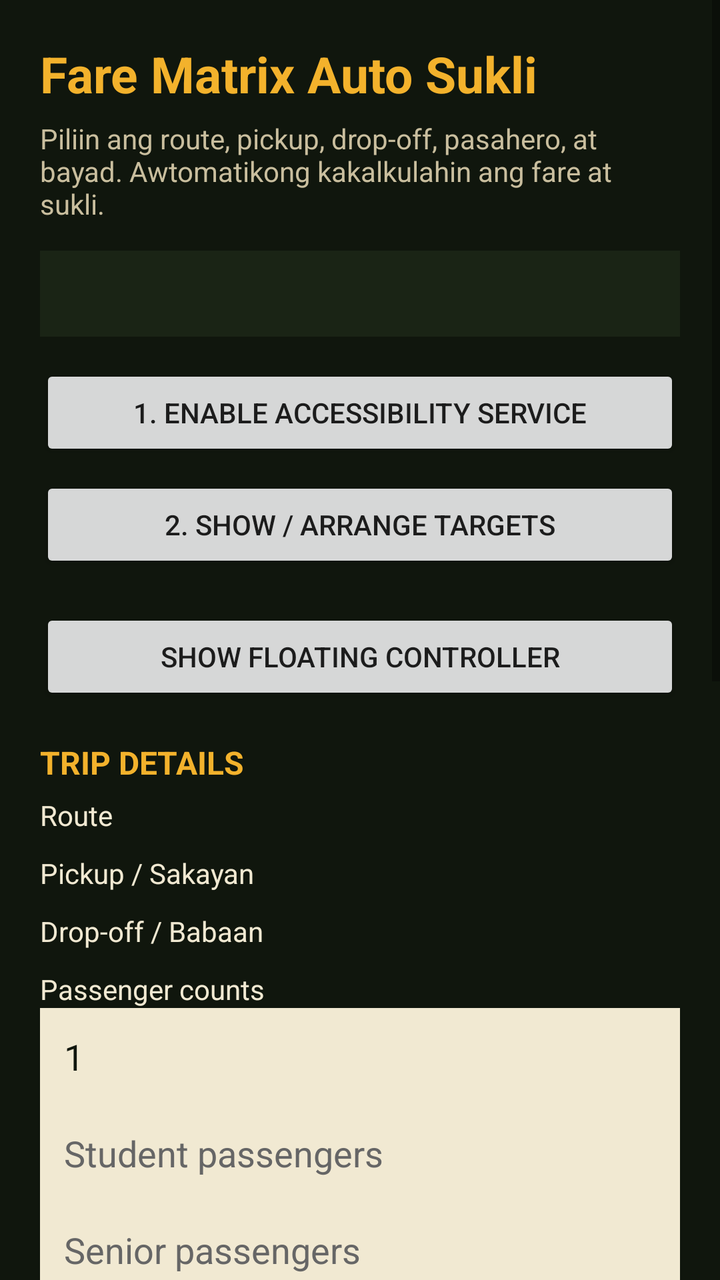
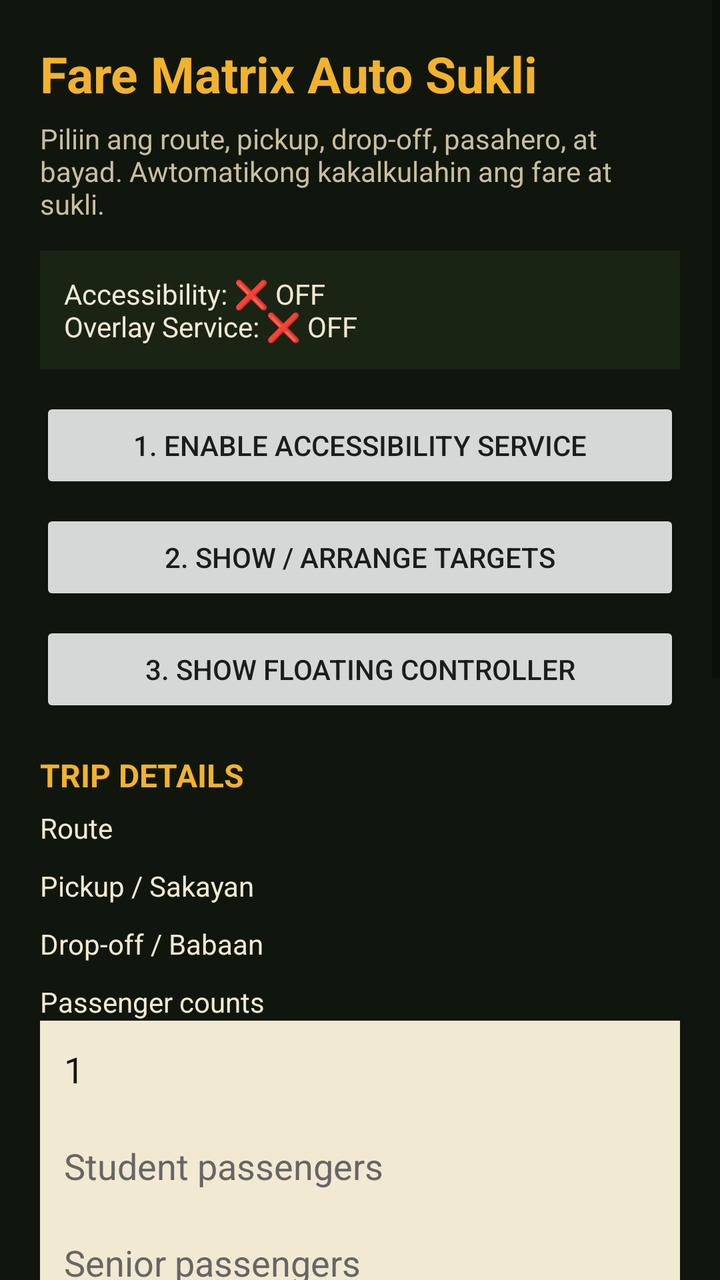

Two renders of the same Android screen: before a commit and after it. Below are the layout's source before the change and the commit's diff.
<!-- AndroidManifest.xml: application theme Theme.AppCompat.DayNight -->
<!-- res/layout/activity_main.xml -->
<?xml version="1.0" encoding="utf-8"?>
<ScrollView xmlns:android="http://schemas.android.com/apk/res/android"
    android:layout_width="match_parent"
    android:layout_height="match_parent"
    android:background="#10160D"
    android:fillViewport="true">

    <LinearLayout
        android:layout_width="match_parent"
        android:layout_height="wrap_content"
        android:orientation="vertical"
        android:padding="20dp">

        <TextView
            android:layout_width="wrap_content"
            android:layout_height="wrap_content"
            android:text="Fare Matrix Auto Sukli"
            android:textColor="#F3B22C"
            android:textSize="25sp"
            android:textStyle="bold"
            android:layout_marginBottom="6dp" />

        <TextView
            android:layout_width="match_parent"
            android:layout_height="wrap_content"
            android:text="Piliin ang route, pickup, drop-off, pasahero, at bayad. Awtomatikong kakalkulahin ang fare at sukli."
            android:textColor="#C9BE9E"
            android:textSize="14sp"
            android:layout_marginBottom="14dp" />

        <TextView
            android:id="@+id/statusText"
            android:layout_width="match_parent"
            android:layout_height="wrap_content"
            android:textColor="#F1E9D2"
            android:textSize="14sp"
            android:padding="12dp"
            android:background="#1A2415"
            android:layout_marginBottom="14dp" />

        <Button
            android:id="@+id/btnAccessibility"
            android:layout_width="match_parent"
            android:layout_height="wrap_content"
            android:text="1. Enable Accessibility Service"
            android:layout_marginBottom="8dp" />

        <Button
            android:id="@+id/btnOverlay"
            android:layout_width="match_parent"
            android:layout_height="wrap_content"
            android:text="2. Show / Arrange Targets"
            android:layout_marginBottom="18dp" />

        <Button
            android:id="@+id/btnController"
            android:layout_width="match_parent"
            android:layout_height="wrap_content"
            android:text="Show Floating Controller"
            android:layout_marginBottom="18dp" />

        <TextView
            android:layout_width="match_parent"
            android:layout_height="wrap_content"
            android:text="TRIP DETAILS"
            android:textColor="#F3B22C"
            android:textStyle="bold"
            android:textSize="16sp"
            android:layout_marginBottom="6dp" />

        <TextView
            android:layout_width="match_parent"
            android:layout_height="wrap_content"
            android:text="Route"
            android:textColor="#F1E9D2" />

        <Spinner
            android:id="@+id/spRoute"
            android:layout_width="match_parent"
            android:layout_height="wrap_content"
            android:background="#F1E9D2"
            android:layout_marginBottom="10dp" />

        <TextView
            android:layout_width="match_parent"
            android:layout_height="wrap_content"
            android:text="Pickup / Sakayan"
            android:textColor="#F1E9D2" />

        <Spinner
            android:id="@+id/spPickup"
            android:layout_width="match_parent"
            android:layout_height="wrap_content"
            android:background="#F1E9D2"
            android:layout_marginBottom="10dp" />

        <TextView
            android:layout_width="match_parent"
            android:layout_height="wrap_content"
            android:text="Drop-off / Babaan"
            android:textColor="#F1E9D2" />

        <Spinner
            android:id="@+id/spDropoff"
            android:layout_width="match_parent"
            android:layout_height="wrap_content"
            android:background="#F1E9D2"
            android:layout_marginBottom="10dp" />

        <TextView
            android:layout_width="match_parent"
            android:layout_height="wrap_content"
            android:text="Passenger counts"
            android:textColor="#F1E9D2" />

        <EditText
            android:id="@+id/etRegularCount"
            android:layout_width="match_parent"
            android:layout_height="wrap_content"
            android:hint="Regular passengers"
            android:inputType="number"
            android:textColor="#10160D"
            android:textColorHint="#666666"
            android:background="#F1E9D2"
            android:padding="12dp"
            android:text="1" />

        <EditText
            android:id="@+id/etStudentCount"
            android:layout_width="match_parent"
            android:layout_height="wrap_content"
            android:hint="Student passengers"
            android:inputType="number"
            android:textColor="#10160D"
            android:textColorHint="#666666"
            android:background="#F1E9D2"
            android:padding="12dp" />

        <EditText
            android:id="@+id/etSeniorCount"
            android:layout_width="match_parent"
            android:layout_height="wrap_content"
            android:hint="Senior passengers"
            android:inputType="number"
            android:textColor="#10160D"
            android:textColorHint="#666666"
            android:background="#F1E9D2"
            android:padding="12dp"
            android:layout_marginBottom="10dp" />

        <TextView
            android:layout_width="match_parent"
            android:layout_height="wrap_content"
            android:text="Payment amount / Binayad"
            android:textColor="#F1E9D2" />

        <EditText
            android:id="@+id/etPayment"
            android:layout_width="match_parent"
            android:layout_height="wrap_content"
            android:hint="Halimbawa: 50"
            android:inputType="numberDecimal"
            android:textColor="#10160D"
            android:textColorHint="#666666"
            android:background="#F1E9D2"
            android:padding="12dp"
            android:layout_marginBottom="14dp" />

        <TextView
            android:id="@+id/tvFareResult"
            android:layout_width="match_parent"
            android:layout_height="wrap_content"
            android:text="Fare: ₱0"
            android:textColor="#F3B22C"
            android:textSize="22sp"
            android:textStyle="bold"
            android:background="#1A2415"
            android:padding="14dp"
            android:layout_marginBottom="6dp" />

        <TextView
            android:id="@+id/tvBreakdown"
            android:layout_width="match_parent"
            android:layout_height="wrap_content"
            android:text="Pumili ng trip details."
            android:textColor="#F1E9D2"
            android:textSize="14sp"
            android:padding="10dp"
            android:background="#212D1A"
            android:layout_marginBottom="6dp" />

        <TextView
            android:id="@+id/tvChangeResult"
            android:layout_width="match_parent"
            android:layout_height="wrap_content"
            android:text="Sukli: ₱0"
            android:textColor="#6FA05B"
            android:textSize="22sp"
            android:textStyle="bold"
            android:background="#1A2415"
            android:padding="14dp"
            android:layout_marginBottom="12dp" />

        <TextView
            android:id="@+id/tvAutoSequence"
            android:layout_width="match_parent"
            android:layout_height="wrap_content"
            android:text="Auto-click order: —"
            android:textColor="#F1E9D2"
            android:textSize="15sp"
            android:background="#212D1A"
            android:padding="12dp"
            android:layout_marginBottom="12dp" />

        <Button
            android:id="@+id/btnCalculateAndGive"
            android:layout_width="match_parent"
            android:layout_height="wrap_content"
            android:text="UPDATE / SAVE SUKLI NOW"
            android:backgroundTint="#F3B22C"
            android:textColor="#1A2415"
            android:textStyle="bold"
            android:padding="16dp"
            android:layout_marginBottom="8dp" />

        <TextView
            android:layout_width="match_parent"
            android:layout_height="wrap_content"
            android:text="Auto-update is active: route, pickup, drop-off, passenger counts, and payment automatically update the blue ▶ Play sequence."
            android:textColor="#C9BE9E"
            android:textSize="12sp"
            android:paddingBottom="8dp" />

        <Button
            android:id="@+id/btnReset"
            android:layout_width="match_parent"
            android:layout_height="wrap_content"
            android:text="Reset trip"
            android:layout_marginBottom="8dp" />

        <TextView
            android:layout_width="match_parent"
            android:layout_height="wrap_content"
            android:text="Fare rules: minimum 4 units • Regular ₱13 • Student/Senior ₱11 • +₱2 bawat unit lampas sa minimum"
            android:textColor="#C9BE9E"
            android:textSize="12sp"
            android:paddingTop="8dp" />

    </LinearLayout>
</ScrollView>
<!-- resources referenced by this layout -->
<resources>

</resources>

<!-- the commit's change to res/layout/activity_main.xml (unified diff, before → after) -->
@@ -28,10 +28,12 @@
             android:textSize="14sp"
             android:layout_marginBottom="14dp" />
 
+        
         <TextView
             android:id="@+id/statusText"
             android:layout_width="match_parent"
             android:layout_height="wrap_content"
+            android:text="Accessibility: ❌ OFF&#10;Overlay Service: ❌ OFF"
             android:textColor="#F1E9D2"
             android:textSize="14sp"
             android:padding="12dp"
@@ -50,15 +52,16 @@
             android:layout_width="match_parent"
             android:layout_height="wrap_content"
             android:text="2. Show / Arrange Targets"
+            android:layout_marginBottom="8dp" />
+
+        <Button
+            android:id="@+id/btnController"
+            android:layout_width="match_parent"
+            android:layout_height="wrap_content"
+            android:text="3. Show Floating Controller"
             android:layout_marginBottom="18dp" />
 
-        <Button
-            android:id="@+id/btnController"
-            android:layout_width="match_parent"
-            android:layout_height="wrap_content"
-            android:text="Show Floating Controller"
-            android:layout_marginBottom="18dp" />
-
+        
         <TextView
             android:layout_width="match_parent"
             android:layout_height="wrap_content"
@@ -166,6 +169,7 @@
             android:padding="12dp"
             android:layout_marginBottom="14dp" />
 
+        
         <TextView
             android:id="@+id/tvFareResult"
             android:layout_width="match_parent"
@@ -201,6 +205,7 @@
             android:padding="14dp"
             android:layout_marginBottom="12dp" />
 
+        
         <TextView
             android:id="@+id/tvAutoSequence"
             android:layout_width="match_parent"
